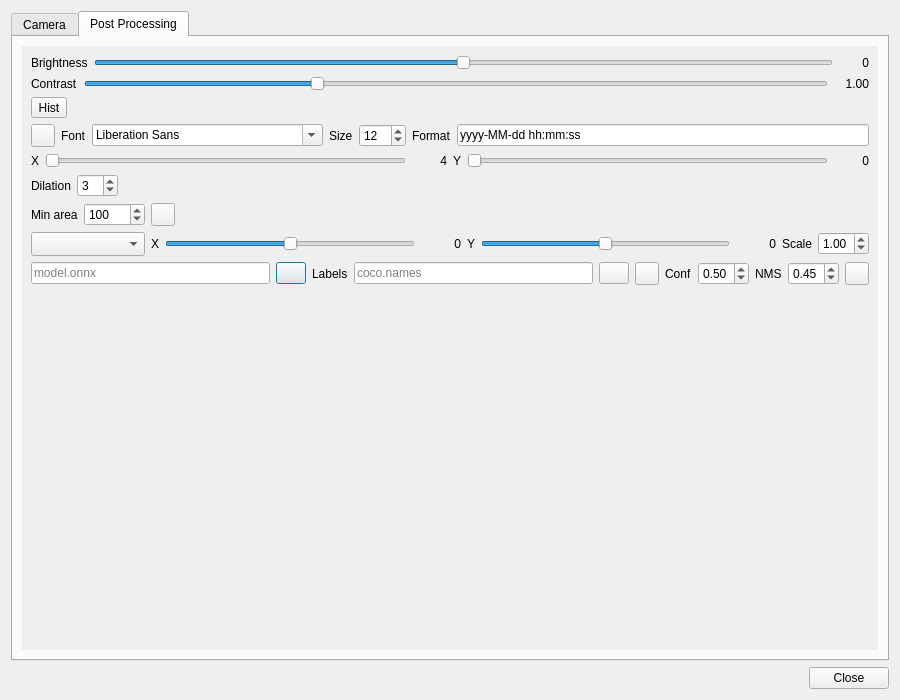
Before: the Qt Designer form plugins/feature/camera/camerasettingsdialog.ui in srcejon/sdrangel, drawn with Qt 5.
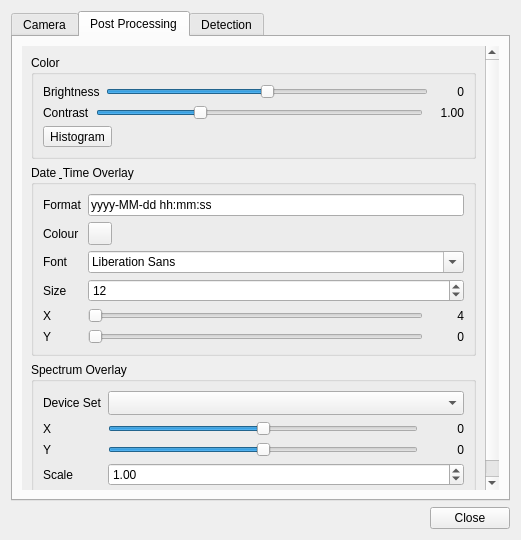
After: the same form once the commit is applied. The open tabs and pages were chosen to show the change. Icons and pictures are not drawn.

Diff of the .ui file:
```diff
--- a/plugins/feature/camera/camerasettingsdialog.ui
+++ b/plugins/feature/camera/camerasettingsdialog.ui
@@ -6,8 +6,8 @@
    <rect>
     <x>0</x>
     <y>0</y>
-    <width>900</width>
-    <height>700</height>
+    <width>521</width>
+    <height>540</height>
    </rect>
   </property>
   <property name="windowTitle">
@@ -418,12 +418,18 @@
            <rect>
             <x>0</x>
             <y>0</y>
-            <width>862</width>
-            <height>628</height>
+            <width>462</width>
+            <height>453</height>
            </rect>
           </property>
           <layout class="QVBoxLayout" name="postProcessingLayout">
            <item>
+            <widget class="QGroupBox" name="groupBox">
+             <property name="title">
+              <string>Color</string>
+             </property>
+             <layout class="QVBoxLayout" name="verticalLayout_2">
+              <item>
             <layout class="QHBoxLayout" name="brightnessLayout">
              <item>
               <widget class="QLabel" name="brightnessLabel">
@@ -509,117 +515,57 @@
              </item>
             </layout>
            </item>
-           <item>
-            <layout class="QHBoxLayout" name="effectsLayout">
              <item>
               <widget class="QToolButton" name="histogramButton">
                <property name="toolTip">
                 <string>Show histogram</string>
                </property>
                <property name="text">
-                <string>Hist</string>
+                 <string>Histogram</string>
                </property>
               </widget>
              </item>
-             <item>
-              <spacer name="horizontalSpacer_2">
-               <property name="orientation">
-                <enum>Qt::Horizontal</enum>
-               </property>
-               <property name="sizeHint" stdset="0">
-                <size>
-                 <width>40</width>
-                 <height>20</height>
-                </size>
-               </property>
-              </spacer>
-             </item>
-            </layout>
+             </layout>
+            </widget>
            </item>
            <item>
-            <layout class="QHBoxLayout" name="fontLayout">
-             <item>
-              <widget class="QToolButton" name="dateTimeColorButton">
-               <property name="toolTip">
-                <string>Select date/time text colour</string>
-               </property>
+            <widget class="QGroupBox" name="groupBox_2">
+             <property name="title">
+              <string>Date &amp; Time Overlay</string>
+             </property>
+             <layout class="QGridLayout" name="gridLayout_2">
+              <item row="4" column="0">
+               <widget class="QLabel" name="dateTimePosXLabel">
                <property name="text">
-                <string/>
+                 <string>X</string>
                </property>
               </widget>
              </item>
-             <item>
+              <item row="2" column="0">
               <widget class="QLabel" name="overlayFontLabel">
                <property name="text">
                 <string>Font</string>
                </property>
               </widget>
              </item>
-             <item>
-              <widget class="QFontComboBox" name="overlayFontCombo">
-               <property name="toolTip">
-                <string>Select font to use for date and time text</string>
-               </property>
-              </widget>
-             </item>
-             <item>
+              <item row="3" column="0">
               <widget class="QLabel" name="overlayFontSizeLabel">
                <property name="text">
                 <string>Size</string>
                </property>
               </widget>
              </item>
-             <item>
-              <widget class="QDoubleSpinBox" name="overlayFontScaleSpin">
+              <item row="1" column="2">
+               <widget class="QToolButton" name="dateTimeColorButton">
                <property name="toolTip">
-                <string>Font point size for date/time overlay</string>
-               </property>
-               <property name="decimals">
-                <number>0</number>
-               </property>
-               <property name="minimum">
-                <double>4.000000000000000</double>
-               </property>
-               <property name="maximum">
-                <double>144.000000000000000</double>
-               </property>
-               <property name="singleStep">
-                <double>1.000000000000000</double>
-               </property>
-               <property name="value">
-                <double>12.000000000000000</double>
-               </property>
-              </widget>
-             </item>
-             <item>
-              <widget class="QLabel" name="dateTimeFormatLabel">
+                 <string>Select date/time text colour</string>
+                </property>
                <property name="text">
-                <string>Format</string>
+                 <string/>
                </property>
               </widget>
              </item>
-             <item>
-              <widget class="QLineEdit" name="dateTimeFormatEdit">
-               <property name="toolTip">
-                <string>Date/time format string (e.g. yyyy-MM-dd hh:mm:ss)</string>
-               </property>
-               <property name="text">
-                <string>yyyy-MM-dd hh:mm:ss</string>
-               </property>
-              </widget>
-             </item>
-            </layout>
-           </item>
-           <item>
-            <layout class="QHBoxLayout" name="dateTimePosLayout">
-             <item>
-              <widget class="QLabel" name="dateTimePosXLabel">
-               <property name="text">
-                <string>X</string>
-               </property>
-              </widget>
-             </item>
-             <item>
+              <item row="4" column="2">
               <widget class="QSlider" name="dateTimePosXSlider">
                <property name="toolTip">
                 <string>Date/time text X position (px from left)</string>
@@ -638,7 +584,28 @@
                </property>
               </widget>
              </item>
-             <item>
+              <item row="1" column="0">
+               <widget class="QLabel" name="label_4">
+                <property name="text">
+                 <string>Colour</string>
+                </property>
+               </widget>
+              </item>
+              <item row="0" column="0">
+               <widget class="QLabel" name="dateTimeFormatLabel">
+                <property name="text">
+                 <string>Format</string>
+                </property>
+               </widget>
+              </item>
+              <item row="5" column="0">
+               <widget class="QLabel" name="dateTimePosYLabel">
+                <property name="text">
+                 <string>Y</string>
+                </property>
+               </widget>
+              </item>
+              <item row="4" column="3">
               <widget class="QLabel" name="dateTimePosXValue">
                <property name="minimumSize">
                 <size>
@@ -654,14 +621,7 @@
                </property>
               </widget>
              </item>
-             <item>
-              <widget class="QLabel" name="dateTimePosYLabel">
-               <property name="text">
-                <string>Y</string>
-               </property>
-              </widget>
-             </item>
-             <item>
+              <item row="5" column="2">
               <widget class="QSlider" name="dateTimePosYSlider">
                <property name="toolTip">
                 <string>Date/time text Y position (px from top; 0 = auto bottom)</string>
@@ -680,7 +640,7 @@
                </property>
               </widget>
              </item>
-             <item>
+              <item row="5" column="3">
               <widget class="QLabel" name="dateTimePosYValue">
                <property name="minimumSize">
                 <size>
@@ -696,121 +656,55 @@
                </property>
               </widget>
              </item>
-            </layout>
-           </item>
-           <item>
-            <layout class="QHBoxLayout" name="diffDetailsLayout">
-             <item>
-              <widget class="QLabel" name="dilationLabel">
-               <property name="text">
-                <string>Dilation</string>
-               </property>
-              </widget>
-             </item>
-             <item>
-              <widget class="QSpinBox" name="dilationSpin">
+              <item row="3" column="2" colspan="2">
+               <widget class="QDoubleSpinBox" name="overlayFontScaleSpin">
                <property name="toolTip">
-                <string>Dilation kernel size for diff mask</string>
-               </property>
-               <property name="minimum">
+                 <string>Font point size for date/time overlay</string>
+                </property>
+                <property name="decimals">
                 <number>0</number>
                </property>
+                <property name="minimum">
+                 <double>4.000000000000000</double>
+                </property>
                <property name="maximum">
-                <number>20</number>
-               </property>
+                 <double>144.000000000000000</double>
+                </property>
+                <property name="singleStep">
+                 <double>1.000000000000000</double>
+                </property>
                <property name="value">
-                <number>3</number>
+                 <double>12.000000000000000</double>
                </property>
               </widget>
              </item>
-             <item>
-              <spacer name="horizontalSpacer_3">
-               <property name="orientation">
-                <enum>Qt::Horizontal</enum>
-               </property>
-               <property name="sizeHint" stdset="0">
-                <size>
-                 <width>40</width>
-                 <height>20</height>
-                </size>
-               </property>
-              </spacer>
-             </item>
-            </layout>
-           </item>
-           <item>
-            <layout class="QHBoxLayout" name="motionDetailsLayout">
-             <item>
-              <widget class="QLabel" name="minContourAreaLabel">
-               <property name="text">
-                <string>Min area</string>
-               </property>
-              </widget>
-             </item>
-             <item>
-              <widget class="QSpinBox" name="minContourAreaSpin">
+              <item row="2" column="2" colspan="2">
+               <widget class="QFontComboBox" name="overlayFontCombo">
                <property name="toolTip">
-                <string>Minimum contour area (px²)</string>
-               </property>
-               <property name="minimum">
-                <number>0</number>
-               </property>
-               <property name="maximum">
-                <number>10000</number>
-               </property>
-               <property name="value">
-                <number>100</number>
-               </property>
-              </widget>
-             </item>
-             <item>
-              <widget class="QToolButton" name="motionBoxColorButton">
+                 <string>Select font to use for date and time text</string>
+                </property>
+               </widget>
+              </item>
+              <item row="0" column="2" colspan="2">
+               <widget class="QLineEdit" name="dateTimeFormatEdit">
                <property name="toolTip">
                 <string>Select bounding box colour</string>
                </property>
                <property name="text">
-                <string/>
+                 <string>yyyy-MM-dd hh:mm:ss</string>
                </property>
               </widget>
              </item>
-             <item>
-              <spacer name="horizontalSpacer_4">
-               <property name="orientation">
-                <enum>Qt::Horizontal</enum>
-               </property>
-               <property name="sizeHint" stdset="0">
-                <size>
-                 <width>40</width>
-                 <height>20</height>
-                </size>
-               </property>
-              </spacer>
-             </item>
-            </layout>
-           </item>
-           <item>
-            <layout class="QHBoxLayout" name="spectrumOverlayLayout">
-             <item>
-              <widget class="QComboBox" name="spectrumDeviceCombo">
-               <property name="toolTip">
-                <string>Device whose spectrum view to overlay</string>
-               </property>
-               <property name="sizeAdjustPolicy">
-                <enum>QComboBox::AdjustToMinimumContentsLengthWithIcon</enum>
-               </property>
-               <property name="minimumContentsLength">
-                <number>8</number>
-               </property>
+             </layout>
               </widget>
              </item>
              <item>
-              <widget class="QLabel" name="spectrumOffsetXLabel">
-               <property name="text">
-                <string>X</string>
-               </property>
-              </widget>
-             </item>
-             <item>
+            <widget class="QGroupBox" name="groupBox_3">
+             <property name="title">
+              <string>Spectrum Overlay</string>
+             </property>
+             <layout class="QGridLayout" name="gridLayout_3">
+              <item row="1" column="2">
               <widget class="QSlider" name="spectrumOffsetXSlider">
                <property name="toolTip">
                 <string>Spectrum overlay X offset (px)</string>
@@ -829,49 +723,7 @@
                </property>
               </widget>
              </item>
-             <item>
-              <widget class="QLabel" name="spectrumOffsetXValue">
-               <property name="minimumSize">
-                <size>
-                 <width>40</width>
-                 <height>0</height>
-                </size>
-               </property>
-               <property name="text">
-                <string>0</string>
-               </property>
-               <property name="alignment">
-                <set>Qt::AlignRight|Qt::AlignTrailing|Qt::AlignVCenter</set>
-               </property>
-              </widget>
-             </item>
-             <item>
-              <widget class="QLabel" name="spectrumOffsetYLabel">
-               <property name="text">
-                <string>Y</string>
-               </property>
-              </widget>
-             </item>
-             <item>
-              <widget class="QSlider" name="spectrumOffsetYSlider">
-               <property name="toolTip">
-                <string>Spectrum overlay Y offset (px)</string>
-               </property>
-               <property name="minimum">
-                <number>-4096</number>
-               </property>
-               <property name="maximum">
-                <number>4096</number>
-               </property>
-               <property name="value">
-                <number>0</number>
-               </property>
-               <property name="orientation">
-                <enum>Qt::Horizontal</enum>
-               </property>
-              </widget>
-             </item>
-             <item>
+              <item row="2" column="3">
               <widget class="QLabel" name="spectrumOffsetYValue">
                <property name="minimumSize">
                 <size>
@@ -887,14 +739,83 @@
                </property>
               </widget>
              </item>
-             <item>
+              <item row="3" column="0">
               <widget class="QLabel" name="spectrumScaleLabel">
                <property name="text">
                 <string>Scale</string>
                </property>
               </widget>
              </item>
-             <item>
+              <item row="0" column="0">
+               <widget class="QLabel" name="label_5">
+                <property name="text">
+                 <string>Device Set</string>
+                </property>
+               </widget>
+              </item>
+              <item row="2" column="2">
+               <widget class="QSlider" name="spectrumOffsetYSlider">
+                <property name="toolTip">
+                 <string>Spectrum overlay Y offset (px)</string>
+                </property>
+                <property name="minimum">
+                 <number>-4096</number>
+                </property>
+                <property name="maximum">
+                 <number>4096</number>
+                </property>
+                <property name="value">
+                 <number>0</number>
+                </property>
+                <property name="orientation">
+                 <enum>Qt::Orientation::Horizontal</enum>
+                </property>
+               </widget>
+              </item>
+              <item row="1" column="0">
+               <widget class="QLabel" name="spectrumOffsetXLabel">
+                <property name="text">
+                 <string>X</string>
+                </property>
+               </widget>
+              </item>
+              <item row="1" column="3">
+               <widget class="QLabel" name="spectrumOffsetXValue">
+                <property name="minimumSize">
+                 <size>
+                  <width>40</width>
+                  <height>0</height>
+                 </size>
+                </property>
+                <property name="text">
+                 <string>0</string>
+                </property>
+                <property name="alignment">
+                 <set>Qt::AlignmentFlag::AlignRight|Qt::AlignmentFlag::AlignTrailing|Qt::AlignmentFlag::AlignVCenter</set>
+                </property>
+               </widget>
+              </item>
+              <item row="2" column="0">
+               <widget class="QLabel" name="spectrumOffsetYLabel">
+                <property name="text">
+                 <string>Y</string>
+                </property>
+               </widget>
+              </item>
+              <item row="0" column="2" colspan="2">
+               <widget class="QComboBox" name="spectrumDeviceCombo">
+                <property name="toolTip">
+                 <string>Device whose spectrum view to overlay</string>
+                </property>
+                <property name="sizeAdjustPolicy">
+                 <enum>QComboBox::SizeAdjustPolicy::AdjustToMinimumContentsLengthWithIcon</enum>
+                </property>
+                <property name="minimumContentsLength">
+                 <number>8</number>
+                </property>
+               </widget>
+              </item>
+              <item row="3" column="2" colspan="2">
               <widget class="QDoubleSpinBox" name="spectrumScaleSpin">
                <property name="toolTip">
                 <string>Spectrum overlay scale factor</string>
@@ -917,57 +838,67 @@
               </widget>
              </item>
             </layout>
-           </item>
-           <item>
-            <layout class="QHBoxLayout" name="yoloLayout">
-             <item>
-              <widget class="QLineEdit" name="yoloModelPathEdit">
-               <property name="toolTip">
-                <string>Path to YOLO ONNX model file</string>
-               </property>
-               <property name="placeholderText">
-                <string>model.onnx</string>
-               </property>
               </widget>
              </item>
              <item>
-              <widget class="QPushButton" name="yoloModelPathButton">
-               <property name="maximumSize">
+            <spacer name="postVerticalSpacer">
+             <property name="orientation">
+              <enum>Qt::Orientation::Vertical</enum>
+             </property>
+             <property name="sizeHint" stdset="0">
                 <size>
-                 <width>30</width>
-                 <height>16777215</height>
-                </size>
-               </property>
-               <property name="toolTip">
-                <string>Browse for ONNX model file</string>
-               </property>
+               <width>20</width>
+               <height>40</height>
+              </size>
+             </property>
+            </spacer>
+           </item>
+          </layout>
+         </widget>
+        </widget>
+       </item>
+      </layout>
+     </widget>
+     <widget class="QWidget" name="detectionTab">
+      <attribute name="title">
+       <string>Detection</string>
+      </attribute>
+      <layout class="QVBoxLayout" name="verticalLayout_5">
+       <item>
+        <widget class="QGroupBox" name="objectDetectionGroup">
+         <property name="title">
+          <string>Object Detection</string>
+         </property>
+         <layout class="QGridLayout" name="gridLayout">
+          <item row="2" column="0">
+           <widget class="QLabel" name="yoloConfLabel">
                <property name="text">
-                <string/>
-               </property>
-               <property name="icon">
-                <iconset resource="../../../sdrgui/resources/res.qrc">
-                 <normaloff>:/load.png</normaloff>:/load.png</iconset>
+             <string>Conf</string>
+            </property>
+           </widget>
+          </item>
+          <item row="0" column="0">
+           <widget class="QLabel" name="label">
+            <property name="text">
+             <string>YOLO model</string>
                </property>
               </widget>
              </item>
-             <item>
-              <widget class="QLabel" name="yoloLabelsLabel">
+          <item row="3" column="0">
+           <widget class="QLabel" name="yoloNmsLabel">
                <property name="text">
                 <string>Labels</string>
                </property>
               </widget>
              </item>
-             <item>
-              <widget class="QLineEdit" name="yoloLabelsPathEdit">
-               <property name="toolTip">
-                <string>Path to plain-text class labels file (one name per line)</string>
-               </property>
-               <property name="placeholderText">
-                <string>coco.names</string>
-               </property>
-              </widget>
-             </item>
-             <item>
+          <item row="5" column="0">
+           <widget class="QLabel" name="label_3">
+            <property name="text">
+             <string>Actions</string>
+            </property>
+           </widget>
+          </item>
+          <item row="1" column="4">
               <widget class="QPushButton" name="yoloLabelsPathButton">
                <property name="maximumSize">
                 <size>
@@ -987,7 +918,41 @@
                </property>
               </widget>
              </item>
-             <item>
+          <item row="1" column="0">
+           <widget class="QLabel" name="yoloLabelsLabel">
+            <property name="text">
+             <string>Labels</string>
+            </property>
+           </widget>
+          </item>
+          <item row="0" column="4">
+           <widget class="QPushButton" name="yoloModelPathButton">
+            <property name="maximumSize">
+             <size>
+              <width>30</width>
+              <height>16777215</height>
+             </size>
+            </property>
+            <property name="toolTip">
+             <string>Browse for ONNX model file</string>
+            </property>
+            <property name="text">
+             <string/>
+            </property>
+            <property name="icon">
+             <iconset resource="../../../sdrgui/resources/res.qrc">
+              <normaloff>:/load.png</normaloff>:/load.png</iconset>
+            </property>
+           </widget>
+          </item>
+          <item row="4" column="0">
+           <widget class="QLabel" name="label_2">
+            <property name="text">
+             <string>BB Colour</string>
+            </property>
+           </widget>
+          </item>
+          <item row="5" column="1">
               <widget class="QToolButton" name="yoloObjectControlButton">
                <property name="toolTip">
                 <string>Configure actions for specific YOLO object classes</string>
@@ -1001,43 +966,17 @@
                </property>
               </widget>
              </item>
-             <item>
-              <widget class="QLabel" name="yoloConfLabel">
-               <property name="text">
-                <string>Conf</string>
-               </property>
-              </widget>
-             </item>
-             <item>
-              <widget class="QDoubleSpinBox" name="yoloConfSpin">
+          <item row="4" column="1">
+           <widget class="QToolButton" name="yoloBoxColorButton">
                <property name="toolTip">
-                <string>Minimum confidence threshold for detections (0-1)</string>
-               </property>
-               <property name="decimals">
-                <number>2</number>
-               </property>
-               <property name="minimum">
-                <double>0.010000000000000</double>
-               </property>
-               <property name="maximum">
-                <double>1.000000000000000</double>
-               </property>
-               <property name="singleStep">
-                <double>0.050000000000000</double>
-               </property>
-               <property name="value">
-                <double>0.500000000000000</double>
-               </property>
-              </widget>
-             </item>
-             <item>
-              <widget class="QLabel" name="yoloNmsLabel">
+             <string>Select bounding box colour</string>
+            </property>
                <property name="text">
                 <string>NMS</string>
                </property>
               </widget>
              </item>
-             <item>
+          <item row="3" column="1">
               <widget class="QDoubleSpinBox" name="yoloNmsSpin">
                <property name="toolTip">
                 <string>Non-maximum suppression IoU threshold (0-1)</string>
@@ -1059,8 +998,84 @@
                </property>
               </widget>
              </item>
+          <item row="2" column="1">
+           <widget class="QDoubleSpinBox" name="yoloConfSpin">
+            <property name="toolTip">
+             <string>Minimum confidence threshold for detections (0-1)</string>
+            </property>
+            <property name="decimals">
+             <number>2</number>
+            </property>
+            <property name="minimum">
+             <double>0.010000000000000</double>
+            </property>
+            <property name="maximum">
+             <double>1.000000000000000</double>
+            </property>
+            <property name="singleStep">
+             <double>0.050000000000000</double>
+            </property>
+            <property name="value">
+             <double>0.500000000000000</double>
+            </property>
+           </widget>
+          </item>
+          <item row="1" column="1">
+           <widget class="QLineEdit" name="yoloLabelsPathEdit">
+            <property name="toolTip">
+             <string>Path to plain-text class labels file (one name per line)</string>
+            </property>
+            <property name="placeholderText">
+             <string>coco.names</string>
+            </property>
+           </widget>
+          </item>
+          <item row="0" column="1">
+           <widget class="QLineEdit" name="yoloModelPathEdit">
+            <property name="toolTip">
+             <string>Path to YOLO ONNX model file</string>
+            </property>
+            <property name="placeholderText">
+             <string>model.onnx</string>
+            </property>
+           </widget>
+          </item>
+         </layout>
+        </widget>
+       </item>
              <item>
-              <widget class="QToolButton" name="yoloBoxColorButton">
+        <widget class="QGroupBox" name="groupBox_5">
+         <property name="title">
+          <string>Motion Detection</string>
+         </property>
+         <layout class="QVBoxLayout" name="verticalLayout_3">
+          <item>
+           <layout class="QHBoxLayout" name="motionDetailsLayout">
+            <item>
+             <widget class="QLabel" name="minContourAreaLabel">
+              <property name="text">
+               <string>Min area</string>
+              </property>
+             </widget>
+            </item>
+            <item>
+             <widget class="QSpinBox" name="minContourAreaSpin">
+              <property name="toolTip">
+               <string>Minimum contour area (px²)</string>
+              </property>
+              <property name="minimum">
+               <number>0</number>
+              </property>
+              <property name="maximum">
+               <number>10000</number>
+              </property>
+              <property name="value">
+               <number>100</number>
+              </property>
+             </widget>
+            </item>
+            <item>
+             <widget class="QToolButton" name="motionBoxColorButton">
                <property name="toolTip">
                 <string>Select bounding box colour</string>
                </property>
@@ -1069,23 +1084,71 @@
                </property>
               </widget>
              </item>
-            </layout>
-           </item>
+            <item>
+             <spacer name="horizontalSpacer_4">
+              <property name="orientation">
+               <enum>Qt::Orientation::Horizontal</enum>
+              </property>
+              <property name="sizeHint" stdset="0">
+               <size>
+                <width>40</width>
+                <height>20</height>
+               </size>
+              </property>
+             </spacer>
+            </item>
+           </layout>
+          </item>
+         </layout>
+        </widget>
+       </item>
            <item>
-            <spacer name="postVerticalSpacer">
+        <widget class="QGroupBox" name="groupBox_4">
+         <property name="title">
+          <string>Difference Detection</string>
+         </property>
+         <layout class="QVBoxLayout" name="verticalLayout_4">
+          <item>
+           <layout class="QHBoxLayout" name="diffDetailsLayout">
+            <item>
+             <widget class="QLabel" name="dilationLabel">
+              <property name="text">
+               <string>Dilation</string>
+              </property>
+             </widget>
+            </item>
+            <item>
+             <widget class="QSpinBox" name="dilationSpin">
+              <property name="toolTip">
+               <string>Dilation kernel size for diff mask</string>
+              </property>
+              <property name="minimum">
+               <number>0</number>
+              </property>
+              <property name="maximum">
+               <number>20</number>
+              </property>
+              <property name="value">
+               <number>3</number>
+              </property>
+             </widget>
+            </item>
+            <item>
+             <spacer name="horizontalSpacer_3">
              <property name="orientation">
               <enum>Qt::Vertical</enum>
              </property>
              <property name="sizeHint" stdset="0">
               <size>
-               <width>20</width>
-               <height>40</height>
+                <width>40</width>
+                <height>20</height>
               </size>
              </property>
             </spacer>
            </item>
           </layout>
-         </widget>
+          </item>
+         </layout>
         </widget>
        </item>
       </layout>
```
Left out of the diff: 65 changed lines with no effect on the pictures. Lines whose indentation alone changed are shown as unchanged.
